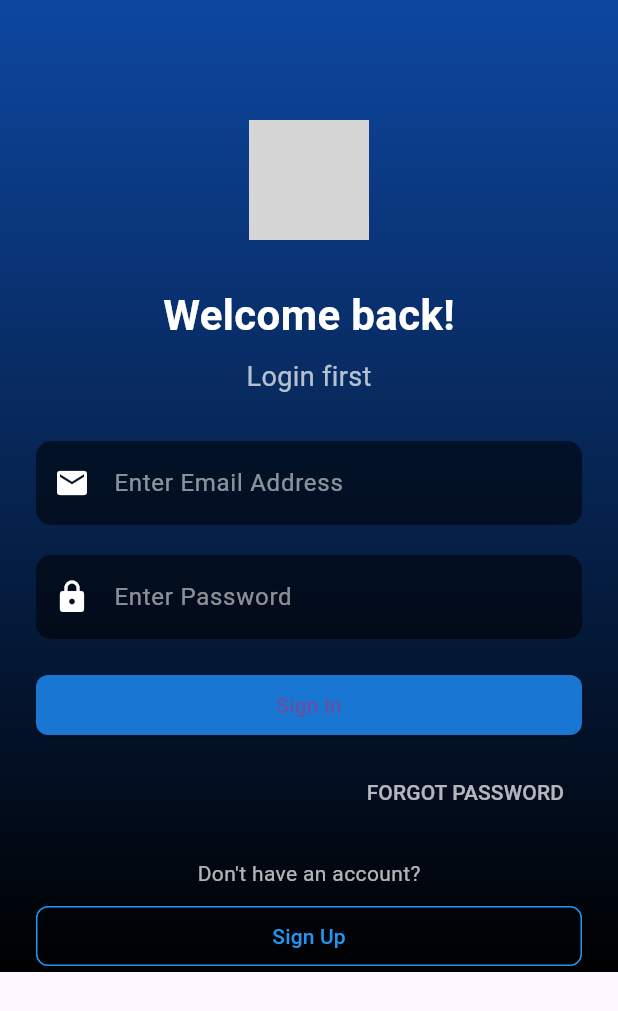
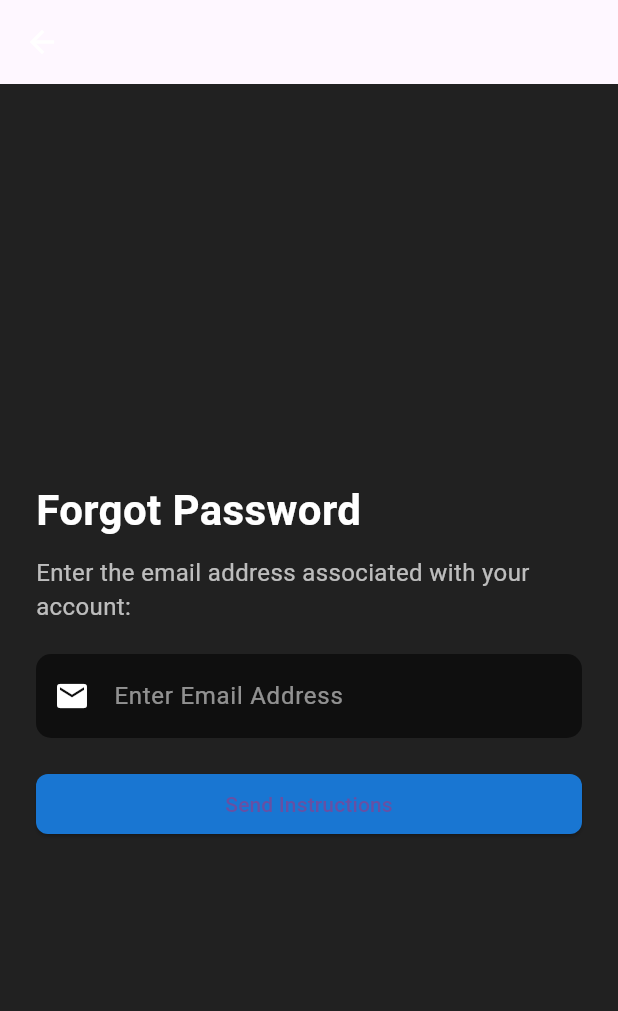
Before and after one commit to jerronjunior/A2T-frond-end-flutter, a Flutter app: the screen it shows after launch, after a tap on "FORGOT PASSWORD", on a phone screen of 412 x 824 dp. Shown: the top 1011 px of the screen. Run offline on Flutter 3.47's test engine with Material 3 defaults, Android fonts, the phone set to English and light mode, and no system bars; grey boxes are pictures that could not be loaded.

Commit message:
forgot password created

```diff
--- /dev/null
+++ b/lib/forgot.dart
@@ -0,0 +1,78 @@
+import 'package:flutter/material.dart';
+
+class ForgotPasswordPage extends StatelessWidget {
+  @override
+  Widget build(BuildContext context) {
+    return Scaffold(
+      appBar: AppBar(
+        leading: IconButton(
+          icon: Icon(Icons.arrow_back, color: Colors.white),
+          onPressed: () {
+            Navigator.pop(context); // Navigate back to the previous page
+          },
+        ),
+        backgroundColor: Colors.transparent,
+        elevation: 0, // No shadow
+      ),
+      body: Container(
+        padding: const EdgeInsets.symmetric(horizontal: 24.0),
+        decoration: BoxDecoration(
+          color: Colors.grey.shade900, // Dark background color
+        ),
+        child: Column(
+          mainAxisAlignment: MainAxisAlignment.center,
+          crossAxisAlignment: CrossAxisAlignment.start,
+          children: [
+            Text(
+              'Forgot Password',
+              style: TextStyle(
+                fontSize: 28.0,
+                color: Colors.white,
+                fontWeight: FontWeight.bold,
+              ),
+            ),
+            SizedBox(height: 10.0),
+            Text(
+              'Enter the email address associated with your account:',
+              style: TextStyle(
+                fontSize: 16.0,
+                color: Colors.white70,
+              ),
+            ),
+            SizedBox(height: 20.0),
+            TextField(
+              decoration: InputDecoration(
+                prefixIcon: Icon(Icons.email, color: Colors.white),
+                hintText: 'Enter Email Address',
+                hintStyle: TextStyle(color: Colors.white54),
+                filled: true,
+                fillColor: Colors.black54,
+                border: OutlineInputBorder(
+                  borderRadius: BorderRadius.circular(10.0),
+                  borderSide: BorderSide.none,
+                ),
+              ),
+              style: TextStyle(color: Colors.white),
+            ),
+            SizedBox(height: 20.0),
+            SizedBox(
+              width: double.infinity,
+              child: ElevatedButton(
+                onPressed: () {
+                  // Handle password reset instructions logic
+                },
+                child: Text('Send Instructions'),
+                style: ElevatedButton.styleFrom(
+                  backgroundColor: Colors.blue.shade700,
+                  shape: RoundedRectangleBorder(
+                    borderRadius: BorderRadius.circular(8.0),
+                  ),
+                ),
+              ),
+            ),
+          ],
+        ),
+      ),
+    );
+  }
+}
--- a/lib/log_in.dart
+++ b/lib/log_in.dart
@@ -1,5 +1,5 @@
 import 'package:flutter/material.dart';
-import 'sign_up.dart'; // Import the Sign-Up page
+import 'forgot.dart'; // Import the Forgot Password page
 
 class LoginPage extends StatelessWidget {
   @override
@@ -18,8 +18,7 @@ class LoginPage extends StatelessWidget {
           child: Column(
             mainAxisAlignment: MainAxisAlignment.center,
             children: [
-              const SizedBox(height: 80.0), // Adjust for positioning
-              // Logo or header icons (optional)
+              const SizedBox(height: 80.0),
               Image.asset(
                 'assets/logo.png', // Replace with your image path
                 height: 80.0,
@@ -42,7 +41,6 @@ class LoginPage extends StatelessWidget {
                 ),
               ),
               SizedBox(height: 30.0),
-              // Email Input Field
               TextField(
                 decoration: InputDecoration(
                   prefixIcon: Icon(Icons.email, color: Colors.white),
@@ -58,7 +56,6 @@ class LoginPage extends StatelessWidget {
                 style: TextStyle(color: Colors.white),
               ),
               SizedBox(height: 20.0),
-              // Password Input Field
               TextField(
                 obscureText: true,
                 decoration: InputDecoration(
@@ -75,7 +72,6 @@ class LoginPage extends StatelessWidget {
                 style: TextStyle(color: Colors.white),
               ),
               SizedBox(height: 20.0),
-              // Sign In Button
               SizedBox(
                 width: double.infinity,
                 child: ElevatedButton(
@@ -92,12 +88,17 @@ class LoginPage extends StatelessWidget {
                 ),
               ),
               SizedBox(height: 10.0),
-              // Forgot Password
               Align(
                 alignment: Alignment.centerRight,
                 child: TextButton(
                   onPressed: () {
-                    // Handle forgot password logic
+                    // Navigate to Forgot Password page
+                    Navigator.push(
+                      context,
+                      MaterialPageRoute(
+                        builder: (context) => ForgotPasswordPage(),
+                      ),
+                    );
                   },
                   child: Text(
                     'FORGOT PASSWORD',
@@ -106,7 +107,6 @@ class LoginPage extends StatelessWidget {
                 ),
               ),
               SizedBox(height: 20.0),
-              // Sign Up Button
               Text(
                 "Don't have an account?",
                 style: TextStyle(color: Colors.white70),
@@ -117,10 +117,6 @@ class LoginPage extends StatelessWidget {
                 child: OutlinedButton(
                   onPressed: () {
                     // Navigate to the Sign-Up page
-                    Navigator.push(
-                      context,
-                      MaterialPageRoute(builder: (context) => SignUpPage()),
-                    );
                   },
                   child: Text('Sign Up'),
                   style: OutlinedButton.styleFrom(
```
